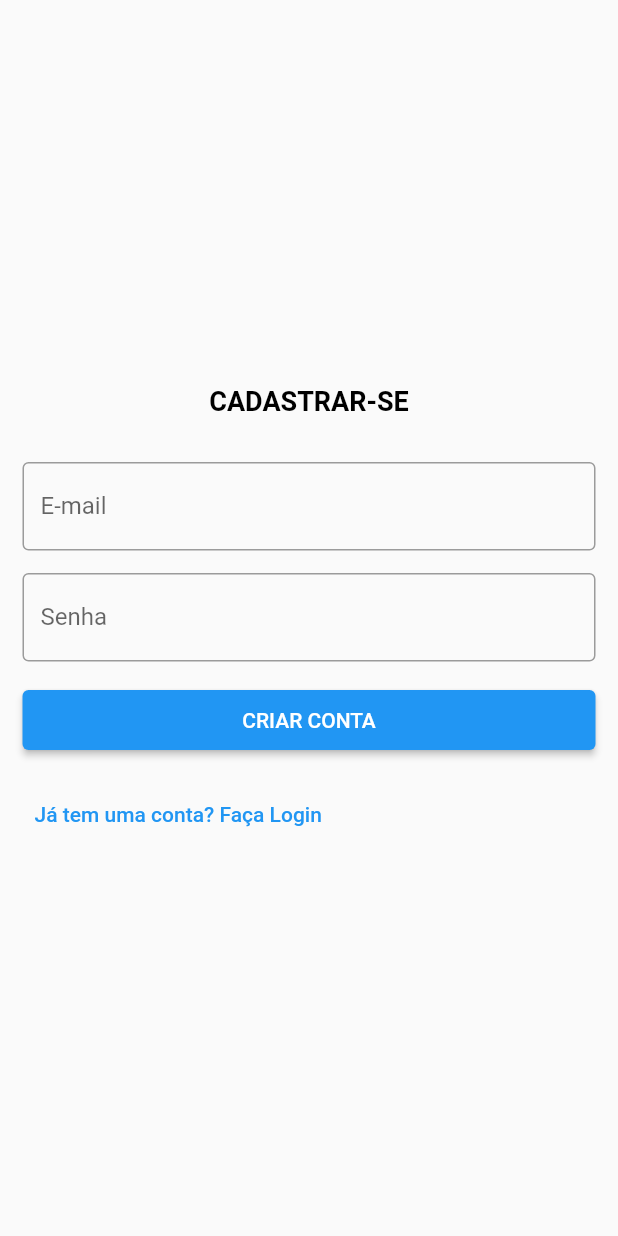
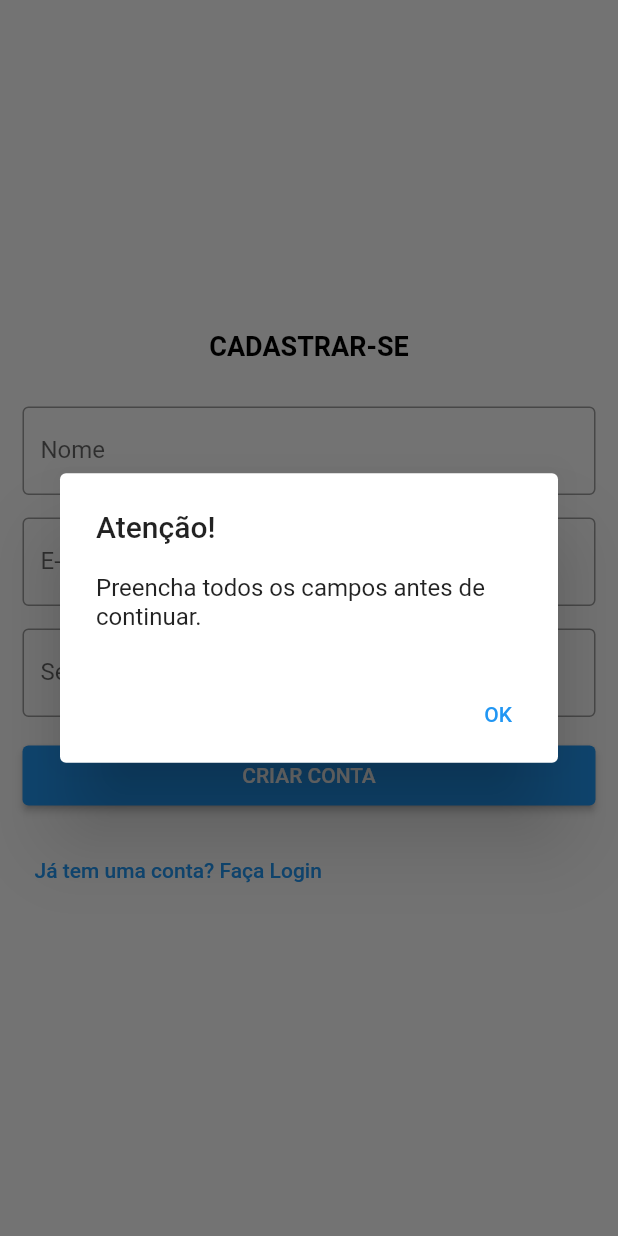
Before and after one commit to filipealvess/login, a Flutter app: the Signup screen opened by its route, after a tap on "CRIAR CONTA", on a phone screen of 412 x 824 dp. Run offline on Flutter 3.47's test engine with Material 2 defaults, Android fonts, the phone set to English and light mode, and no system bars.

Commit message:
Create mobile sign up feature

```diff
--- a/mobile/lib/screens/signup.dart
+++ b/mobile/lib/screens/signup.dart
@@ -1,4 +1,6 @@
+import 'dart:convert';
 import 'package:flutter/material.dart';
+import 'package:http/http.dart' as http;
 
 class Signup extends StatefulWidget {
 	@override
@@ -8,6 +10,78 @@ class Signup extends StatefulWidget {
 class _SignupState extends State<Signup> {
 	String email = '';
 	String password = '';
+	String name = '';
+
+	bool checkEmailAddress() {
+		var splitEmail = email.split('@');
+		var atSignIsNotExists = splitEmail.length == 1;
+		var provider = splitEmail.length == 2 ? splitEmail[1] : '';
+
+		if (atSignIsNotExists) {
+			return false;
+		}
+
+		if (provider != 'ifal.edu.br') {
+			return false;
+		}
+
+		return true;
+	}
+
+	void popup(context, title, content) {
+		showDialog(
+      context: context,
+      builder: (BuildContext context) => AlertDialog(
+        title: Text(title),
+        content: Text(content),
+        actions: [
+          TextButton(
+            onPressed: () => Navigator.pop(context, 'OK'),
+            child: Text('OK'),
+          ),
+        ],
+      ),
+    );
+	}
+
+	Future register(context) async {
+		try {
+		  var response = await http.post(
+		    Uri.parse('http://localhost:3333/signup'),
+		    headers: {
+		      'Content-Type': 'application/json; charset=UTF-8',
+		    },
+		    body: jsonEncode({
+		    	'name': name,
+		      'email': email,
+		      'password': password
+		    })
+		  );
+		  var result = jsonDecode(response.body);
+
+		  if (result['ok']) {
+		  	Navigator.of(context).pushReplacementNamed('/dashboard');
+		  } else if (result['status'] == 1) {
+		  	popup(
+		  		context,
+		  		'Ops',
+		  		'Já existe uma conta utilizando esse endereço de e-mail'
+		  	);
+		  } else {
+		  	popup(
+		  		context,
+		  		'Erro',
+		  		'Sinto muito. Não foi possível criar a sua conta'
+		  	);
+		  }
+		} catch (error) {
+			popup(
+		  	context,
+		  	'Erro',
+		  	'Ocorreu um erro ao tentar conectar ao banco de dados. Tente acessar mais tarde :\')'
+		  );
+		}
+	}
 
 	@override
 	Widget build(BuildContext context) {
@@ -27,6 +101,16 @@ class _SignupState extends State<Signup> {
 		      	  	)
 		      		),
 		      		SizedBox(height: 30),
+		      		TextField(
+		      			onChanged: (text) {
+		      				name = text;
+		      			},
+		      			decoration: InputDecoration(
+		      				labelText: 'Nome',
+		      				border: OutlineInputBorder()
+		      			)
+		      		),
+		      		SizedBox(height: 15),
 		      		TextField(
 		      			onChanged: (text) {
 		      				email = text;
@@ -54,10 +138,24 @@ class _SignupState extends State<Signup> {
 				      		Expanded(
 						      	child: ElevatedButton(
 								      onPressed: () {
-								      	if (email != '' && password != '') {
-								      		print('Conta criada com sucesso!');
+								      	var fieldsAreFilled = name != '' && email != '' && password != '';
+
+								      	if (fieldsAreFilled) {
+								      		if (checkEmailAddress()) {
+								      			register(context);
+								      		} else {
+								      			popup(
+								      				context,
+								      				'Atenção!',
+								      				'Seu e-mail está formatado incorretamente. Todos os e-mails devem conter "@ifal.edu.br"'
+								      			);
+								      		}
 								      	} else {
-								      		print('Preencha todos os campos antes de continuar.');
+								      		popup(
+								      			context,
+								      			'Atenção!',
+								      			'Preencha todos os campos antes de continuar.'
+								      		);
 								    		}
 								    	},
 								    	child: Padding(
```
